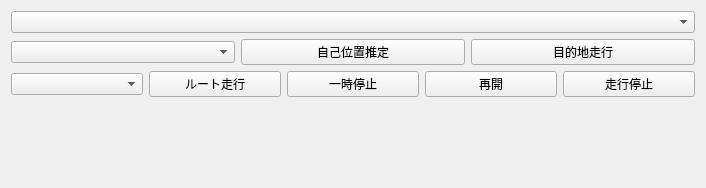
Qt form mapoi_rviz_plugins/src/ui/mapoi_panel.ui (shimz-robotics/mapoi) before a commit.
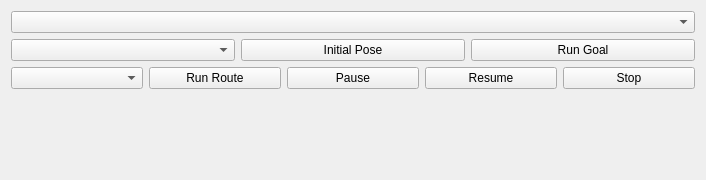
The same form after that commit.

The edit to the form file:
```diff
--- a/mapoi_rviz_plugins/src/ui/mapoi_panel.ui
+++ b/mapoi_rviz_plugins/src/ui/mapoi_panel.ui
@@ -46,7 +46,7 @@
      <item>
       <widget class="QPushButton" name="LocalizationButton">
        <property name="text">
-        <string>自己位置推定</string>
+        <string>Initial Pose</string>
        </property>
        <property name="autoDefault">
         <bool>true</bool>
@@ -62,7 +62,7 @@
      <item>
       <widget class="QPushButton" name="RunGoalButton">
        <property name="text">
-        <string>目的地走行</string>
+        <string>Run Goal</string>
        </property>
        <property name="autoDefault">
         <bool>true</bool>
@@ -79,7 +79,7 @@
      <item>
       <widget class="QPushButton" name="RunRouteButton">
        <property name="text">
-        <string>ルート走行</string>
+        <string>Run Route</string>
        </property>
        <property name="autoDefault">
         <bool>true</bool>
@@ -89,7 +89,7 @@
      <item>
       <widget class="QPushButton" name="PauseButton">
        <property name="text">
-        <string>一時停止</string>
+        <string>Pause</string>
        </property>
        <property name="autoDefault">
         <bool>true</bool>
@@ -99,7 +99,7 @@
      <item>
       <widget class="QPushButton" name="ResumeButton">
        <property name="text">
-        <string>再開</string>
+        <string>Resume</string>
        </property>
        <property name="autoDefault">
         <bool>true</bool>
@@ -115,7 +115,7 @@
         <bool>true</bool>
        </property>
        <property name="text">
-        <string>走行停止</string>
+        <string>Stop</string>
        </property>
        <property name="autoDefault">
         <bool>true</bool>
```
